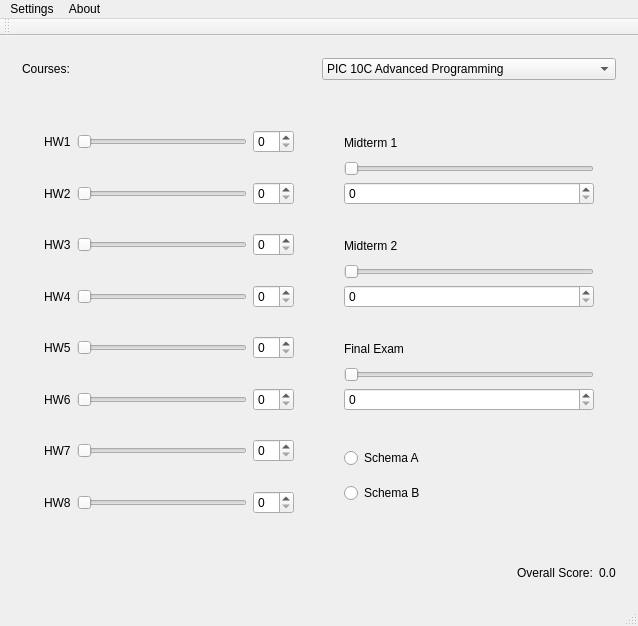
The window that HW2/gradecalculator.ui (Ashleywutq/PIC_10C_HW2) describes before a commit, drawn with Qt 5.
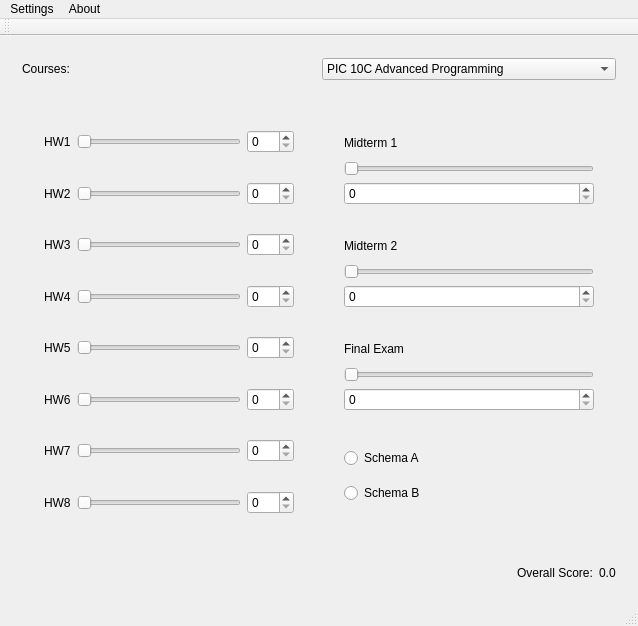
The same window after the commit.

Commit message: added signal and slots

```diff
--- a/HW2/gradecalculator.ui
+++ b/HW2/gradecalculator.ui
@@ -88,13 +88,20 @@
              </item>
              <item>
               <widget class="QSlider" name="horizontalSlider">
+               <property name="maximum">
+                <number>100</number>
+               </property>
                <property name="orientation">
                 <enum>Qt::Horizontal</enum>
                </property>
               </widget>
              </item>
              <item>
-              <widget class="QSpinBox" name="spinBox"/>
+              <widget class="QSpinBox" name="spinBox">
+               <property name="maximum">
+                <number>100</number>
+               </property>
+              </widget>
              </item>
             </layout>
            </widget>
@@ -111,13 +118,20 @@
              </item>
              <item>
               <widget class="QSlider" name="horizontalSlider_2">
+               <property name="maximum">
+                <number>100</number>
+               </property>
                <property name="orientation">
                 <enum>Qt::Horizontal</enum>
                </property>
               </widget>
              </item>
              <item>
-              <widget class="QSpinBox" name="spinBox_2"/>
+              <widget class="QSpinBox" name="spinBox_2">
+               <property name="maximum">
+                <number>100</number>
+               </property>
+              </widget>
              </item>
             </layout>
            </widget>
@@ -134,13 +148,20 @@
              </item>
              <item>
               <widget class="QSlider" name="horizontalSlider_3">
+               <property name="maximum">
+                <number>100</number>
+               </property>
                <property name="orientation">
                 <enum>Qt::Horizontal</enum>
                </property>
               </widget>
              </item>
              <item>
-              <widget class="QSpinBox" name="spinBox_3"/>
+              <widget class="QSpinBox" name="spinBox_3">
+               <property name="maximum">
+                <number>100</number>
+               </property>
+              </widget>
              </item>
             </layout>
            </widget>
@@ -157,13 +178,20 @@
              </item>
              <item>
               <widget class="QSlider" name="horizontalSlider_4">
+               <property name="maximum">
+                <number>100</number>
+               </property>
                <property name="orientation">
                 <enum>Qt::Horizontal</enum>
                </property>
               </widget>
              </item>
              <item>
-              <widget class="QSpinBox" name="spinBox_4"/>
+              <widget class="QSpinBox" name="spinBox_4">
+               <property name="maximum">
+                <number>100</number>
+               </property>
+              </widget>
              </item>
             </layout>
            </widget>
@@ -180,13 +208,20 @@
              </item>
              <item>
               <widget class="QSlider" name="horizontalSlider_5">
+               <property name="maximum">
+                <number>100</number>
+               </property>
                <property name="orientation">
                 <enum>Qt::Horizontal</enum>
                </property>
               </widget>
              </item>
              <item>
-              <widget class="QSpinBox" name="spinBox_5"/>
+              <widget class="QSpinBox" name="spinBox_5">
+               <property name="maximum">
+                <number>100</number>
+               </property>
+              </widget>
              </item>
             </layout>
            </widget>
@@ -203,13 +238,20 @@
              </item>
              <item>
               <widget class="QSlider" name="horizontalSlider_6">
+               <property name="maximum">
+                <number>100</number>
+               </property>
                <property name="orientation">
                 <enum>Qt::Horizontal</enum>
                </property>
               </widget>
              </item>
              <item>
-              <widget class="QSpinBox" name="spinBox_6"/>
+              <widget class="QSpinBox" name="spinBox_6">
+               <property name="maximum">
+                <number>100</number>
+               </property>
+              </widget>
              </item>
             </layout>
            </widget>
@@ -226,13 +268,20 @@
              </item>
              <item>
               <widget class="QSlider" name="horizontalSlider_7">
+               <property name="maximum">
+                <number>100</number>
+               </property>
                <property name="orientation">
                 <enum>Qt::Horizontal</enum>
                </property>
               </widget>
              </item>
              <item>
-              <widget class="QSpinBox" name="spinBox_7"/>
+              <widget class="QSpinBox" name="spinBox_7">
+               <property name="maximum">
+                <number>100</number>
+               </property>
+              </widget>
              </item>
             </layout>
            </widget>
@@ -249,13 +298,20 @@
              </item>
              <item>
               <widget class="QSlider" name="horizontalSlider_8">
+               <property name="maximum">
+                <number>100</number>
+               </property>
                <property name="orientation">
                 <enum>Qt::Horizontal</enum>
                </property>
               </widget>
              </item>
              <item>
-              <widget class="QSpinBox" name="spinBox_8"/>
+              <widget class="QSpinBox" name="spinBox_8">
+               <property name="maximum">
+                <number>100</number>
+               </property>
+              </widget>
              </item>
             </layout>
            </widget>
```
Left out of the diff: 382 changed lines with no effect on the pictures.
